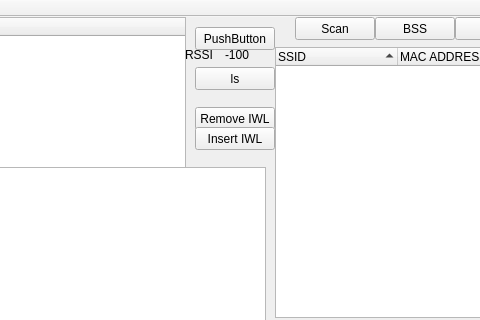
First picture: the form in mainwindow.ui, repository AndreyShamis/wipp, before the edit; both pictures show x 275 to 755 and y 0 to 320 of the 1091 by 509 pixel window.
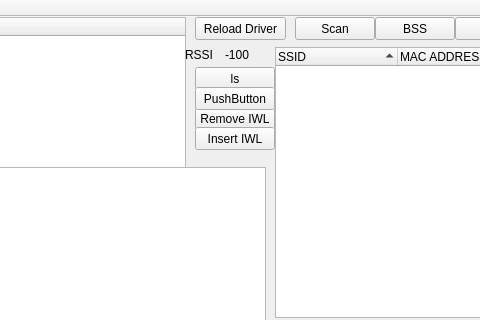
Second picture: the form after the edit.

Commit message: Added reload function

Patch:
```diff
--- a/mainwindow.ui
+++ b/mainwindow.ui
@@ -209,7 +209,7 @@
     <property name="geometry">
      <rect>
       <x>470</x>
-      <y>10</y>
+      <y>70</y>
       <width>80</width>
       <height>23</height>
      </rect>
@@ -255,6 +255,19 @@
      </property>
     </column>
    </widget>
+   <widget class="QPushButton" name="btnReloadDriver">
+    <property name="geometry">
+     <rect>
+      <x>470</x>
+      <y>0</y>
+      <width>91</width>
+      <height>23</height>
+     </rect>
+    </property>
+    <property name="text">
+     <string>Reload Driver</string>
+    </property>
+   </widget>
   </widget>
   <widget class="QMenuBar" name="menuBar">
    <property name="geometry">
```
The commit also changes 9 other files.
